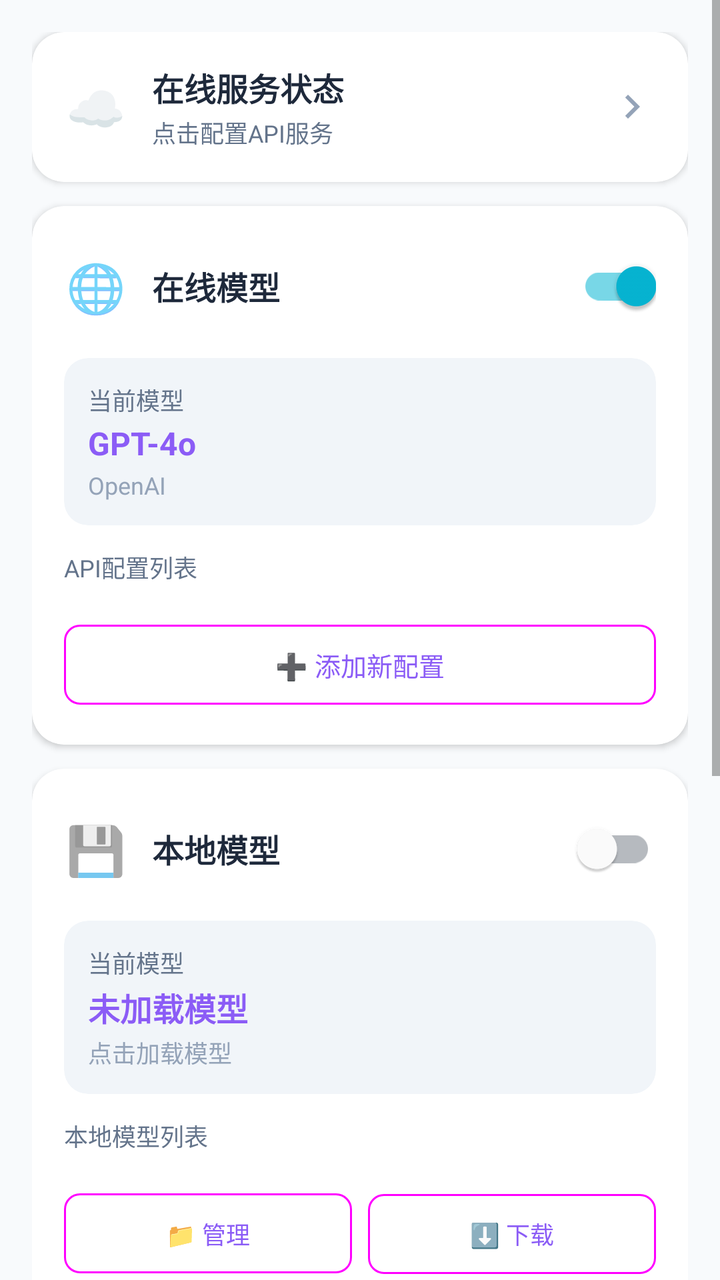
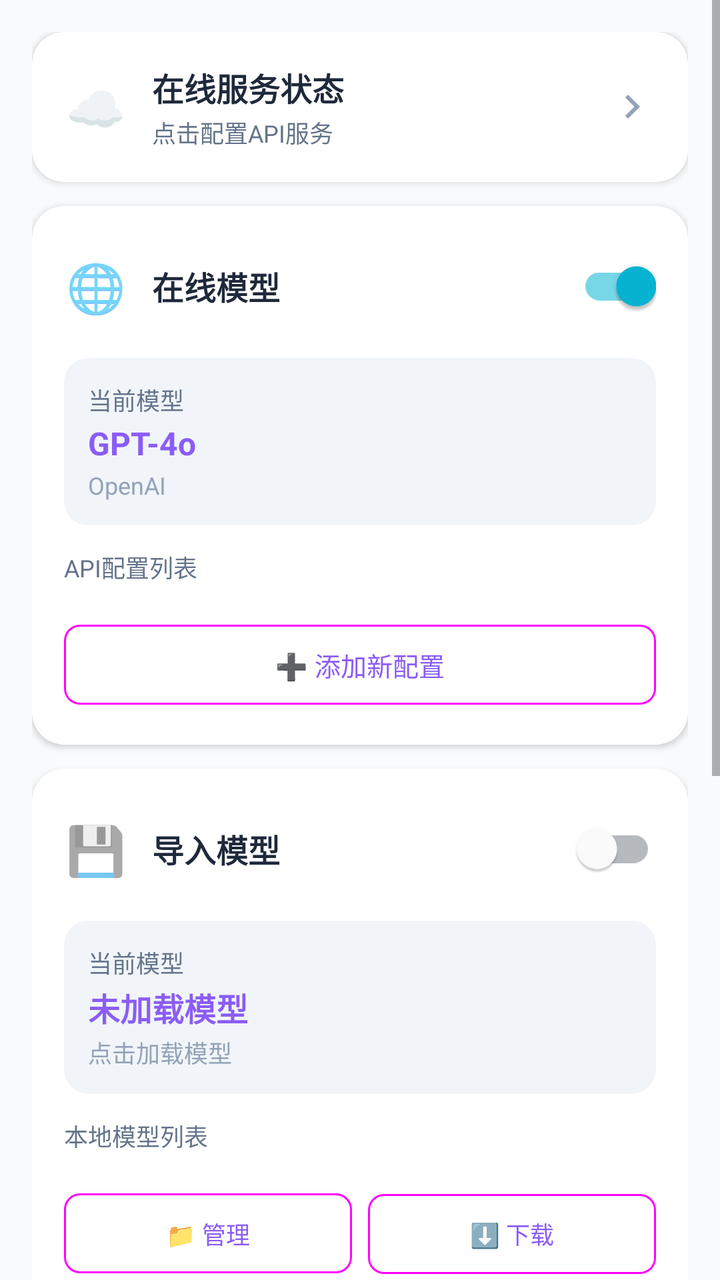

Before-and-after screenshots of an Android layout around one commit, followed by the original layout XML and the change that was made.
<!-- AndroidManifest.xml: application theme Theme.OilQuizApp -->
<!-- res/layout/activity_ai_center.xml -->
<?xml version="1.0" encoding="utf-8"?>
<ScrollView xmlns:android="http://schemas.android.com/apk/res/android"
    xmlns:app="http://schemas.android.com/apk/res-auto"
    xmlns:tools="http://schemas.android.com/tools"
    android:layout_width="match_parent"
    android:layout_height="match_parent"
    android:background="@color/background"
    android:fillViewport="true"
    tools:context=".ui.activity.AICenterActivity">

    <LinearLayout
        android:layout_width="match_parent"
        android:layout_height="wrap_content"
        android:orientation="vertical"
        android:padding="16dp">

        
        <com.google.android.material.card.MaterialCardView
            android:id="@+id/card_service_status"
            android:layout_width="match_parent"
            android:layout_height="wrap_content"
            android:layout_marginBottom="12dp"
            android:clickable="true"
            android:focusable="true"
            app:cardBackgroundColor="@color/card_background"
            app:cardCornerRadius="16dp"
            app:cardElevation="2dp"
            app:rippleColor="@color/primary_alpha_20">
            <LinearLayout
                android:layout_width="match_parent"
                android:layout_height="wrap_content"
                android:orientation="horizontal"
                android:padding="16dp"
                android:gravity="center_vertical">
                <TextView
                    android:layout_width="32dp"
                    android:layout_height="32dp"
                    android:text="☁️"
                    android:textSize="24sp"
                    android:gravity="center"/>
                <LinearLayout
                    android:layout_width="0dp"
                    android:layout_height="wrap_content"
                    android:layout_weight="1"
                    android:layout_marginStart="12dp"
                    android:orientation="vertical">
                    <TextView
                        android:layout_width="match_parent"
                        android:layout_height="wrap_content"
                        android:text="在线服务状态"
                        android:textSize="16sp"
                        android:textStyle="bold"
                        android:textColor="@color/text_primary"/>
                    <TextView
                        android:id="@+id/tv_service_status"
                        android:layout_width="match_parent"
                        android:layout_height="wrap_content"
                        android:text="点击配置API服务"
                        android:textSize="12sp"
                        android:textColor="@color/text_secondary"
                        android:layout_marginTop="2dp"/>
                </LinearLayout>
                <ImageView
                    android:layout_width="24dp"
                    android:layout_height="24dp"
                    android:src="@drawable/ic_chevron_right"
                    app:tint="@color/text_tertiary"
                    android:contentDescription="箭头"/>
            </LinearLayout>
        </com.google.android.material.card.MaterialCardView>

        
        <com.google.android.material.card.MaterialCardView
            android:id="@+id/card_online_models"
            android:layout_width="match_parent"
            android:layout_height="wrap_content"
            android:layout_marginBottom="12dp"
            app:cardBackgroundColor="@color/card_background"
            app:cardCornerRadius="16dp"
            app:cardElevation="2dp">
            <LinearLayout
                android:layout_width="match_parent"
                android:layout_height="wrap_content"
                android:orientation="vertical"
                android:padding="16dp">

                
                <LinearLayout
                    android:layout_width="match_parent"
                    android:layout_height="wrap_content"
                    android:orientation="horizontal"
                    android:gravity="center_vertical">
                    <TextView
                        android:layout_width="32dp"
                        android:layout_height="32dp"
                        android:text="🌐"
                        android:textSize="24sp"
                        android:gravity="center"/>
                    <TextView
                        android:layout_width="0dp"
                        android:layout_height="wrap_content"
                        android:layout_weight="1"
                        android:layout_marginStart="12dp"
                        android:text="在线模型"
                        android:textSize="16sp"
                        android:textStyle="bold"
                        android:textColor="@color/text_primary"/>
                    <com.google.android.material.switchmaterial.SwitchMaterial
                        android:id="@+id/switch_online_mode"
                        android:layout_width="wrap_content"
                        android:layout_height="wrap_content"
                        android:checked="true"/>
                </LinearLayout>

                
                <com.google.android.material.card.MaterialCardView
                    android:layout_width="match_parent"
                    android:layout_height="wrap_content"
                    android:layout_marginTop="12dp"
                    app:cardBackgroundColor="@color/surface_variant"
                    app:cardCornerRadius="12dp"
                    app:cardElevation="0dp">
                    <LinearLayout
                        android:layout_width="match_parent"
                        android:layout_height="wrap_content"
                        android:orientation="vertical"
                        android:padding="12dp">
                        <TextView
                            android:layout_width="match_parent"
                            android:layout_height="wrap_content"
                            android:text="当前模型"
                            android:textSize="12sp"
                            android:textColor="@color/text_secondary"/>
                        <TextView
                            android:id="@+id/tv_current_online_model"
                            android:layout_width="match_parent"
                            android:layout_height="wrap_content"
                            android:text="GPT-4o"
                            android:textSize="16sp"
                            android:textStyle="bold"
                            android:textColor="@color/primary"
                            android:layout_marginTop="2dp"/>
                        <TextView
                            android:id="@+id/tv_current_online_provider"
                            android:layout_width="match_parent"
                            android:layout_height="wrap_content"
                            android:text="OpenAI"
                            android:textSize="12sp"
                            android:textColor="@color/text_tertiary"
                            android:layout_marginTop="2dp"/>
                    </LinearLayout>
                </com.google.android.material.card.MaterialCardView>

                
                <TextView
                    android:layout_width="match_parent"
                    android:layout_height="wrap_content"
                    android:text="API配置列表"
                    android:textSize="12sp"
                    android:textColor="@color/text_secondary"
                    android:layout_marginTop="12dp"/>

                <LinearLayout
                    android:id="@+id/layout_online_configs"
                    android:layout_width="match_parent"
                    android:layout_height="wrap_content"
                    android:orientation="vertical"
                    android:layout_marginTop="8dp">
                    
                </LinearLayout>

                
                <com.google.android.material.button.MaterialButton
                    android:id="@+id/btn_add_api_config"
                    style="@style/Widget.Material3.Button.OutlinedButton"
                    android:layout_width="match_parent"
                    android:layout_height="wrap_content"
                    android:layout_marginTop="8dp"
                    android:text="➕ 添加新配置"
                    android:textSize="13sp"
                    app:cornerRadius="8dp"/>
            </LinearLayout>
        </com.google.android.material.card.MaterialCardView>

        
        <com.google.android.material.card.MaterialCardView
            android:id="@+id/card_local_models"
            android:layout_width="match_parent"
            android:layout_height="wrap_content"
            android:layout_marginBottom="12dp"
            app:cardBackgroundColor="@color/card_background"
            app:cardCornerRadius="16dp"
            app:cardElevation="2dp">
            <LinearLayout
                android:layout_width="match_parent"
                android:layout_height="wrap_content"
                android:orientation="vertical"
                android:padding="16dp">

                
                <LinearLayout
                    android:layout_width="match_parent"
                    android:layout_height="wrap_content"
                    android:orientation="horizontal"
                    android:gravity="center_vertical">
                    <TextView
                        android:layout_width="32dp"
                        android:layout_height="32dp"
                        android:text="💾"
                        android:textSize="24sp"
                        android:gravity="center"/>
                    <TextView
                        android:layout_width="0dp"
                        android:layout_height="wrap_content"
                        android:layout_weight="1"
                        android:layout_marginStart="12dp"
                        android:text="本地模型"
                        android:textSize="16sp"
                        android:textStyle="bold"
                        android:textColor="@color/text_primary"/>
                    <com.google.android.material.switchmaterial.SwitchMaterial
                        android:id="@+id/switch_local_mode"
                        android:layout_width="wrap_content"
                        android:layout_height="wrap_content"/>
                </LinearLayout>

                
                <com.google.android.material.card.MaterialCardView
                    android:layout_width="match_parent"
                    android:layout_height="wrap_content"
                    android:layout_marginTop="12dp"
                    app:cardBackgroundColor="@color/surface_variant"
                    app:cardCornerRadius="12dp"
                    app:cardElevation="0dp">
                    <LinearLayout
                        android:layout_width="match_parent"
                        android:layout_height="wrap_content"
                        android:orientation="vertical"
                        android:padding="12dp">
                        <TextView
                            android:layout_width="match_parent"
                            android:layout_height="wrap_content"
                            android:text="当前模型"
                            android:textSize="12sp"
                            android:textColor="@color/text_secondary"/>
                        <TextView
                            android:id="@+id/tv_current_local_model"
                            android:layout_width="match_parent"
                            android:layout_height="wrap_content"
                            android:text="未加载模型"
                            android:textSize="16sp"
                            android:textStyle="bold"
                            android:textColor="@color/primary"
                            android:layout_marginTop="2dp"/>
                        <TextView
                            android:id="@+id/tv_local_model_info"
                            android:layout_width="match_parent"
                            android:layout_height="wrap_content"
                            android:text="点击加载模型"
                            android:textSize="12sp"
                            android:textColor="@color/text_tertiary"
                            android:layout_marginTop="2dp"/>
                    </LinearLayout>
                </com.google.android.material.card.MaterialCardView>

                
                <TextView
                    android:layout_width="match_parent"
                    android:layout_height="wrap_content"
                    android:text="本地模型列表"
                    android:textSize="12sp"
                    android:textColor="@color/text_secondary"
                    android:layout_marginTop="12dp"/>

                <LinearLayout
                    android:id="@+id/layout_local_models"
                    android:layout_width="match_parent"
                    android:layout_height="wrap_content"
                    android:orientation="vertical"
                    android:layout_marginTop="8dp">
                    
                </LinearLayout>

                
                <LinearLayout
                    android:layout_width="match_parent"
                    android:layout_height="wrap_content"
                    android:orientation="horizontal"
                    android:layout_marginTop="8dp">

                    <com.google.android.material.button.MaterialButton
                        android:id="@+id/btn_manage_local_models"
                        style="@style/Widget.Material3.Button.OutlinedButton"
                        android:layout_width="0dp"
                        android:layout_height="wrap_content"
                        android:layout_weight="1"
                        android:layout_marginEnd="4dp"
                        android:text="📁 管理"
                        android:textSize="12sp"
                        app:cornerRadius="8dp"/>

                    <com.google.android.material.button.MaterialButton
                        android:id="@+id/btn_download_local_models"
                        style="@style/Widget.Material3.Button.OutlinedButton"
                        android:layout_width="0dp"
                        android:layout_height="wrap_content"
                        android:layout_weight="1"
                        android:layout_marginStart="4dp"
                        android:text="⬇️ 下载"
                        android:textSize="12sp"
                        app:cornerRadius="8dp"/>
                </LinearLayout>
            </LinearLayout>
        </com.google.android.material.card.MaterialCardView>

        
        <com.google.android.material.card.MaterialCardView
            android:id="@+id/card_token_stats"
            android:layout_width="match_parent"
            android:layout_height="wrap_content"
            android:layout_marginBottom="12dp"
            app:cardBackgroundColor="@color/card_background"
            app:cardCornerRadius="16dp"
            app:cardElevation="2dp">
            <LinearLayout
                android:layout_width="match_parent"
                android:layout_height="wrap_content"
                android:orientation="vertical"
                android:padding="16dp">

                <LinearLayout
                    android:layout_width="match_parent"
                    android:layout_height="wrap_content"
                    android:orientation="horizontal"
                    android:gravity="center_vertical">
                    <TextView
                        android:layout_width="0dp"
                        android:layout_height="wrap_content"
                        android:layout_weight="1"
                        android:text="📊 本次会话 Token 消耗"
                        android:textSize="16sp"
                        android:textStyle="bold"
                        android:textColor="@color/text_primary"/>
                    <TextView
                        android:id="@+id/tv_token_cost"
                        android:layout_width="wrap_content"
                        android:layout_height="wrap_content"
                        android:text="约 ¥0.00"
                        android:textSize="14sp"
                        android:textColor="@color/primary"/>
                </LinearLayout>

                <LinearLayout
                    android:layout_width="match_parent"
                    android:layout_height="wrap_content"
                    android:orientation="horizontal"
                    android:layout_marginTop="12dp"
                    android:gravity="center">

                    <LinearLayout
                        android:layout_width="0dp"
                        android:layout_height="wrap_content"
                        android:layout_weight="1"
                        android:orientation="vertical"
                        android:gravity="center">
                        <TextView
                            android:layout_width="wrap_content"
                            android:layout_height="wrap_content"
                        android:text="输入"
                        android:textSize="11sp"
                        android:textColor="@color/text_secondary"/>
                        <TextView
                            android:id="@+id/tv_input_tokens"
                            android:layout_width="wrap_content"
                            android:layout_height="wrap_content"
                            android:text="0"
                            android:textSize="22sp"
                            android:textStyle="bold"
                            android:textColor="@color/primary"
                            android:layout_marginTop="4dp"/>
                        <TextView
                            android:layout_width="wrap_content"
                            android:layout_height="wrap_content"
                            android:text="tokens"
                            android:textSize="10sp"
                            android:textColor="@color/on_primary_container"
                            android:alpha="0.5"/>
                    </LinearLayout>

                    <View android:layout_width="1dp"
                        android:layout_height="40dp"
                        android:background="@color/divider"/>

                    <LinearLayout
                        android:layout_width="0dp"
                        android:layout_height="wrap_content"
                        android:layout_weight="1"
                        android:orientation="vertical"
                        android:gravity="center">
                        <TextView
                            android:layout_width="wrap_content"
                            android:layout_height="wrap_content"
                            android:text="输出"
                            android:textSize="11sp"
                            android:textColor="@color/text_secondary"/>
                        <TextView
                            android:id="@+id/tv_output_tokens"
                            android:layout_width="wrap_content"
                            android:layout_height="wrap_content"
                            android:text="0"
                            android:textSize="22sp"
                            android:textStyle="bold"
                            android:textColor="@color/secondary"
                            android:layout_marginTop="4dp"/>
                        <TextView
                            android:layout_width="wrap_content"
                            android:layout_height="wrap_content"
                            android:text="tokens"
                            android:textSize="10sp"
                            android:textColor="@color/text_tertiary"/>
                    </LinearLayout>

                    <View android:layout_width="1dp"
                        android:layout_height="40dp"
                        android:background="@color/on_primary_container"
                        android:alpha="0.2"/>

                    <LinearLayout
                        android:layout_width="0dp"
                        android:layout_height="wrap_content"
                        android:layout_weight="1"
                        android:orientation="vertical"
                        android:gravity="center">
                        <TextView
                            android:layout_width="wrap_content"
                            android:layout_height="wrap_content"
                            android:text="总计"
                            android:textSize="11sp"
                            android:textColor="@color/text_secondary"/>
                        <TextView
                            android:id="@+id/tv_total_tokens"
                            android:layout_width="wrap_content"
                            android:layout_height="wrap_content"
                            android:text="0"
                            android:textSize="22sp"
                            android:textStyle="bold"
                            android:textColor="@color/tertiary"
                            android:layout_marginTop="4dp"/>
                        <TextView
                            android:layout_width="wrap_content"
                            android:layout_height="wrap_content"
                            android:text="tokens"
                            android:textSize="10sp"
                            android:textColor="@color/text_tertiary"/>
                    </LinearLayout>
                </LinearLayout>
            </LinearLayout>
        </com.google.android.material.card.MaterialCardView>

        
        <com.google.android.material.card.MaterialCardView
            android:layout_width="match_parent"
            android:layout_height="wrap_content"
            android:layout_marginBottom="12dp"
            app:cardBackgroundColor="@color/card_background"
            app:cardCornerRadius="16dp"
            app:cardElevation="2dp">
            <LinearLayout
                android:layout_width="match_parent"
                android:layout_height="wrap_content"
                android:orientation="vertical"
                android:padding="16dp">
                
                <TextView
                    android:layout_width="match_parent"
                    android:layout_height="wrap_content"
                    android:text="🤖 AI功能"
                    android:textSize="16sp"
                    android:textStyle="bold"
                    android:textColor="@color/text_primary"
                    android:layout_marginBottom="12dp"/>
                
                <GridLayout
                    android:layout_width="match_parent"
                    android:layout_height="wrap_content"
                    android:columnCount="3"
                    android:rowCount="2">
                    
                    <com.google.android.material.button.MaterialButton
                        android:id="@+id/btn_question_generator"
                        style="@style/Widget.Material3.Button.OutlinedButton"
                        android:layout_width="0dp"
                        android:layout_height="wrap_content"
                        android:layout_columnWeight="1"
                        android:layout_margin="4dp"
                        android:text="📝\n题目生成"
                        android:textSize="11sp"
                        android:minLines="2"
                        app:cornerRadius="12dp"/>
                    
                    <com.google.android.material.button.MaterialButton
                        android:id="@+id/btn_question_analyzer"
                        style="@style/Widget.Material3.Button.OutlinedButton"
                        android:layout_width="0dp"
                        android:layout_height="wrap_content"
                        android:layout_columnWeight="1"
                        android:layout_margin="4dp"
                        android:text="🔍\n题目分析"
                        android:textSize="11sp"
                        android:minLines="2"
                        app:cornerRadius="12dp"/>
                    
                    <com.google.android.material.button.MaterialButton
                        android:id="@+id/btn_learning_assistant"
                        style="@style/Widget.Material3.Button.OutlinedButton"
                        android:layout_width="0dp"
                        android:layout_height="wrap_content"
                        android:layout_columnWeight="1"
                        android:layout_margin="4dp"
                        android:text="👤\n学习助手"
                        android:textSize="11sp"
                        android:minLines="2"
                        app:cornerRadius="12dp"/>
                    
                    <com.google.android.material.button.MaterialButton
                        android:id="@+id/btn_translator"
                        style="@style/Widget.Material3.Button.OutlinedButton"
                        android:layout_width="0dp"
                        android:layout_height="wrap_content"
                        android:layout_columnWeight="1"
                        android:layout_margin="4dp"
                        android:text="🌐\n翻译工具"
                        android:textSize="11sp"
                        android:minLines="2"
                        app:cornerRadius="12dp"/>
                    
                    <com.google.android.material.button.MaterialButton
                        android:id="@+id/btn_ai_chat"
                        style="@style/Widget.Material3.Button.OutlinedButton"
                        android:layout_width="0dp"
                        android:layout_height="wrap_content"
                        android:layout_columnWeight="1"
                        android:layout_margin="4dp"
                        android:text="💬\nAI聊天"
                        android:textSize="11sp"
                        android:minLines="2"
                        app:cornerRadius="12dp"/>
                    
                    <com.google.android.material.button.MaterialButton
                        android:id="@+id/btn_icon_demo"
                        style="@style/Widget.Material3.Button.OutlinedButton"
                        android:layout_width="0dp"
                        android:layout_height="wrap_content"
                        android:layout_columnWeight="1"
                        android:layout_margin="4dp"
                        android:text="🎨\n图标演示"
                        android:textSize="11sp"
                        android:minLines="2"
                        app:cornerRadius="12dp"/>
                </GridLayout>
            </LinearLayout>
        </com.google.android.material.card.MaterialCardView>

    </LinearLayout>

</ScrollView>
<!-- resources referenced by this layout -->
<resources>
  <color name="background">#F8FAFC</color>
  <color name="card_background">#FFFFFF</color>
  <color name="divider">#E2E8F0</color>
  <color name="on_primary_container">#5B21B6</color>
  <color name="primary">#8B5CF6</color>
  <color name="primary_alpha_20">#338B5CF6</color>
  <color name="secondary">#06B6D4</color>
  <color name="surface_variant">#F1F5F9</color>
  <color name="tertiary">#F59E0B</color>
  <color name="text_primary">#1E293B</color>
  <color name="text_secondary">#64748B</color>
  <color name="text_tertiary">#94A3B8</color>
  <!-- drawable ic_chevron_right (drawable) -->
  <vector xmlns:android="http://schemas.android.com/apk/res/android"
      android:width="24dp"
      android:height="24dp"
      android:viewportWidth="24"
      android:viewportHeight="24"
      android:tint="@color/primary_dark">
    <path
        android:fillColor="@android:color/white"
        android:pathData="M8.59,16.59L13.17,12 8.59,7.41 10,6l6,6 -6,6z"/>
  </vector>
  <style name="Theme.OilQuizApp" parent="Theme.OilQuizApp.Base" />
  <color name="primary_dark">#7C3AED</color>
  <style name="Theme.OilQuizApp.Base" parent="Theme.MaterialComponents.DayNight.NoActionBar">
          <item name="colorPrimary">@color/primary</item>
          <item name="colorPrimaryVariant">@color/primary_dark</item>
          <item name="colorOnPrimary">@color/on_primary</item>
          <item name="colorSecondary">@color/secondary</item>
          <item name="colorSecondaryVariant">@color/secondary_container</item>
          <item name="colorOnSecondary">@color/on_secondary</item>
          <item name="android:statusBarColor">@color/primary_dark</item>
          <item name="android:windowBackground">@color/background</item>
          <item name="colorSurface">@color/surface</item>
          <item name="colorOnSurface">@color/on_surface</item>
          <item name="colorError">@color/error</item>
          <item name="colorOnError">@color/on_error</item>
          
          <item name="colorOnSurfaceVariant">@color/on_surface_variant</item>
          <item name="colorBackground">@color/background</item>
          <item name="colorOnBackground">@color/on_background</item>
      </style>
  <color name="on_primary">#FFFFFF</color>
  <color name="secondary_container">#CFFAFE</color>
  <color name="on_secondary">#FFFFFF</color>
  <color name="surface">#FFFFFF</color>
  <color name="on_surface">#1E293B</color>
  <color name="error">#EF4444</color>
  <color name="on_error">#FFFFFF</color>
  <color name="on_surface_variant">#64748B</color>
  <color name="on_background">#1E293B</color>
</resources>

<!-- the commit's change to res/layout/activity_ai_center.xml (unified diff, before → after) -->
@@ -214,7 +214,7 @@
                         android:layout_height="wrap_content"
                         android:layout_weight="1"
                         android:layout_marginStart="12dp"
-                        android:text="本地模型"
+                        android:text="导入模型"
                         android:textSize="16sp"
                         android:textStyle="bold"
                         android:textColor="@color/text_primary"/>
